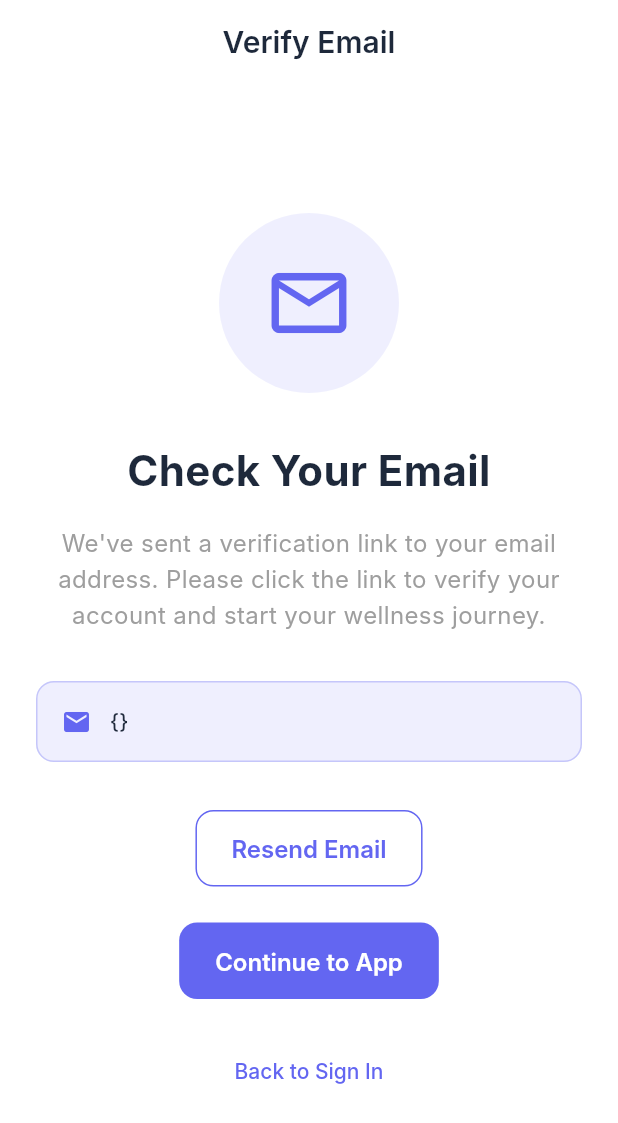
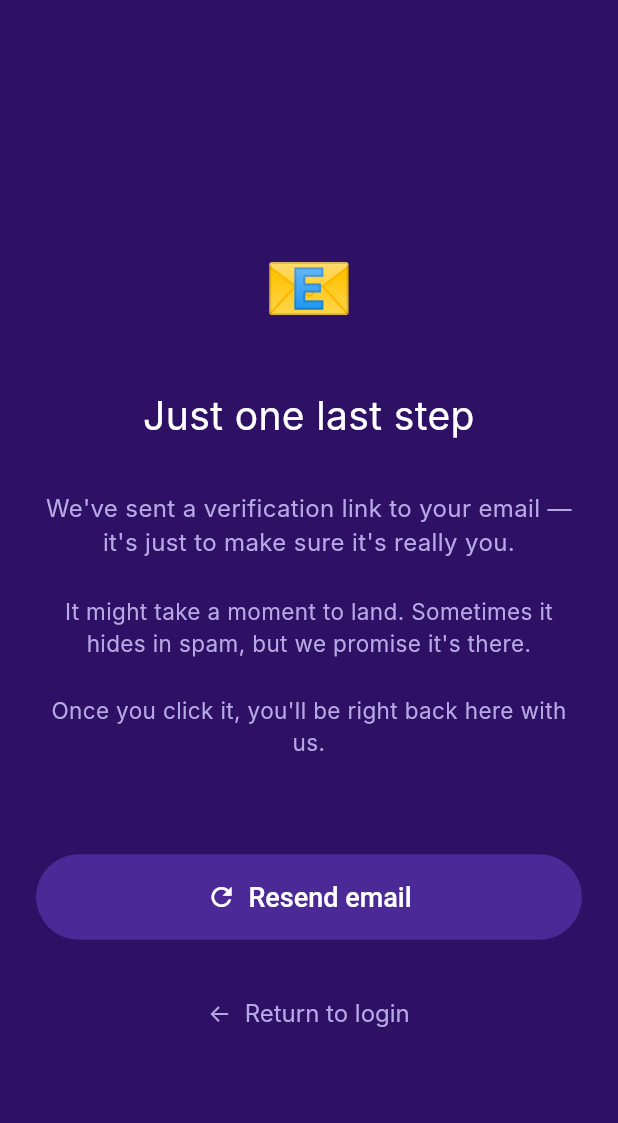
Before and after one commit to kaya-talk/kaya-mobile, a Flutter app: the EmailConfirmationScreen screen opened by its route, on a phone screen of 412 x 824 dp. Shown: the top 1123 px of the screen. Run offline on Flutter 3.47's test engine with Material 3 defaults, Android fonts, the phone set to English and light mode, and no system bars; our stand-ins replace dio, firebase_auth, firebase_core, go_router, shared_preferences; accounts and stored records are empty; Roboto replaces fonts that are missing (Inter).

Commit message:
feat: add email confirmation page

```diff
--- a/lib/features/auth/presentation/screens/email_confirmation_screen.dart
+++ b/lib/features/auth/presentation/screens/email_confirmation_screen.dart
@@ -2,7 +2,6 @@ import 'package:flutter/material.dart';
 import 'package:go_router/go_router.dart';
 import 'package:provider/provider.dart';
 import 'package:kaya_app/core/providers/auth_provider.dart';
-import 'package:kaya_app/core/theme/app_theme.dart';
 
 class EmailConfirmationScreen extends StatefulWidget {
   const EmailConfirmationScreen({super.key});
@@ -18,19 +17,16 @@ class _EmailConfirmationScreenState extends State<EmailConfirmationScreen> {
     setState(() {
       _isResending = true;
     });
-
     final authProvider = Provider.of<AuthProvider>(context, listen: false);
     await authProvider.sendEmailVerification();
-
     setState(() {
       _isResending = false;
     });
-
     if (mounted) {
       ScaffoldMessenger.of(context).showSnackBar(
         const SnackBar(
           content: Text('Verification email sent!'),
-          backgroundColor: AppTheme.successColor,
+          backgroundColor: Color(0xFF6C47FF),
         ),
       );
     }
@@ -39,123 +35,107 @@ class _EmailConfirmationScreenState extends State<EmailConfirmationScreen> {
   @override
   Widget build(BuildContext context) {
     return Scaffold(
-      appBar: AppBar(
-        title: const Text('Verify Email'),
-        elevation: 0,
-      ),
-      body: Padding(
-        padding: const EdgeInsets.all(24.0),
+      backgroundColor: const Color(0xFF2E1065),
+      body: SafeArea(
+        child: Center(
+          child: Padding(
+            padding: const EdgeInsets.symmetric(horizontal: 24.0),
             child: Column(
               mainAxisAlignment: MainAxisAlignment.center,
+              crossAxisAlignment: CrossAxisAlignment.center,
+              mainAxisSize: MainAxisSize.max,
               children: [
-            // Email icon
-            Container(
-              width: 120,
-              height: 120,
-              decoration: BoxDecoration(
-                color: AppTheme.primaryColor.withOpacity(0.1),
-                borderRadius: BorderRadius.circular(60),
+                const SizedBox(height: 32),
+                const Text(
+                  '📧',
+                  style: TextStyle(fontSize: 48),
                 ),
-              child: const Icon(
-                Icons.email_outlined,
-                size: 60,
-                color: AppTheme.primaryColor,
-              ),
-            ),
-
                 const SizedBox(height: 32),
-
-            // Title
                 const Text(
-              'Check Your Email',
+                  'Just one last step',
                   style: TextStyle(
-                fontSize: 28,
-                fontWeight: FontWeight.bold,
+                    color: Colors.white,
+                    fontSize: 26,
+                    fontWeight: FontWeight.w400,
                   ),
                   textAlign: TextAlign.center,
                 ),
-
-            const SizedBox(height: 16),
-
-            // Description
+                const SizedBox(height: 32),
                 const Text(
-              'We\'ve sent a verification link to your email address. Please click the link to verify your account and start your wellness journey.',
+                  "We've sent a verification link to your email — it's just to make sure it's really you.",
                   style: TextStyle(
+                    color: Color(0xFFB6A9E5),
                     fontSize: 16,
-                color: Colors.grey,
-                height: 1.5,
+                    fontWeight: FontWeight.w400,
                   ),
                   textAlign: TextAlign.center,
                 ),
-
-            const SizedBox(height: 32),
-
-            // Email address display
-            Consumer<AuthProvider>(
-              builder: (context, authProvider, child) {
-                final email = authProvider.user?.email ?? 'your email';
-                return Container(
-                  padding: const EdgeInsets.all(16),
-                  decoration: BoxDecoration(
-                    color: AppTheme.primaryColor.withOpacity(0.1),
-                    borderRadius: BorderRadius.circular(12),
-                    border: Border.all(
-                      color: AppTheme.primaryColor.withOpacity(0.3),
+                const SizedBox(height: 24),
+                const Text(
+                  "It might take a moment to land. Sometimes it hides in spam, but we promise it's there.",
+                  style: TextStyle(
+                    color: Color(0xFFB6A9E5),
+                    fontSize: 15,
+                    fontWeight: FontWeight.w400,
+                  ),
+                  textAlign: TextAlign.center,
+                ),
+                const SizedBox(height: 24),
+                const Text(
+                  "Once you click it, you'll be right back here with us.",
+                  style: TextStyle(
+                    color: Color(0xFFB6A9E5),
+                    fontSize: 15,
+                    fontWeight: FontWeight.w400,
+                  ),
+                  textAlign: TextAlign.center,
+                ),
+                const SizedBox(height: 64),
+                SizedBox(
+                  width: double.infinity,
+                  child: ElevatedButton(
+                    onPressed: _isResending ? null : _resendEmail,
+                    style: ElevatedButton.styleFrom(
+                      backgroundColor: const Color(0xFF4B2996),
+                      foregroundColor: Colors.white,
+                      padding: const EdgeInsets.symmetric(vertical: 18),
+                      shape: RoundedRectangleBorder(
+                        borderRadius: BorderRadius.circular(32),
+                      ),
+                      textStyle: const TextStyle(fontSize: 18, fontWeight: FontWeight.w500),
+                      elevation: 0,
+                    ),
+                    child: _isResending
+                        ? const SizedBox(
+                            width: 20,
+                            height: 20,
+                            child: CircularProgressIndicator(strokeWidth: 2, color: Colors.white),
+                          )
+                        : const Row(
+                            mainAxisAlignment: MainAxisAlignment.center,
+                            children: [
+                              Icon(Icons.refresh, color: Colors.white, size: 20),
+                              SizedBox(width: 8),
+                              Text('Resend email'),
+                            ],
                           ),
                   ),
-                  child: Row(
-                    children: [
-                      const Icon(
-                        Icons.email,
-                        color: AppTheme.primaryColor,
-                        size: 20,
                 ),
-                      const SizedBox(width: 12),
-                      Expanded(
-                        child: Text(
-                          email,
-                          style: const TextStyle(
-                            fontSize: 14,
-                            fontWeight: FontWeight.w500,
+                const SizedBox(height: 24),
+                TextButton(
+                  onPressed: () => context.go('/login'),
+                  child: const Text(
+                    '\u2190  Return to login',
+                    style: TextStyle(
+                      color: Color(0xFFB6A9E5),
+                      fontSize: 16,
+                      fontWeight: FontWeight.w400,
                     ),
                   ),
                 ),
               ],
             ),
-                );
-              },
           ),
-
-            const SizedBox(height: 32),
-
-            // Resend email button
-            OutlinedButton(
-              onPressed: _isResending ? null : _resendEmail,
-              child: _isResending
-                  ? const SizedBox(
-                      width: 20,
-                      height: 20,
-                      child: CircularProgressIndicator(strokeWidth: 2),
-                    )
-                  : const Text('Resend Email'),
-            ),
-
-            const SizedBox(height: 24),
-
-            // Continue button
-            ElevatedButton(
-              onPressed: () => context.go('/vibe-selector'),
-              child: const Text('Continue to App'),
-            ),
-
-            const SizedBox(height: 24),
-
-            // Back to login
-            TextButton(
-              onPressed: () => context.go('/login'),
-              child: const Text('Back to Sign In'),
-            ),
-          ],
         ),
       ),
     );
--- a/lib/features/auth/presentation/screens/signup_screen.dart
+++ b/lib/features/auth/presentation/screens/signup_screen.dart
@@ -53,6 +53,12 @@ class _SignupScreenState extends State<SignupScreen> {
       backgroundColor: const Color(0xFF2E1065),
       body: Consumer<AuthProvider>(
         builder: (context, authProvider, child) {
+          // Navigation after successful signup
+          WidgetsBinding.instance.addPostFrameCallback((_) {
+            if (!authProvider.isLoading && authProvider.error == null && authProvider.user != null) {
+              context.go('/email-confirmation');
+            }
+          });
           if (authProvider.isLoading) {
             return const Center(
               child: CircularProgressIndicator(
```
Lines whose indentation alone changed are shown as unchanged.
